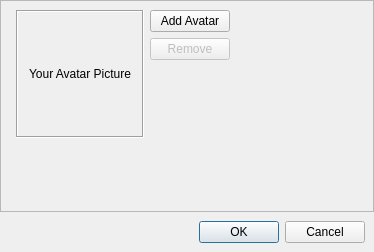
The window that retroshare-gui/src/gui/common/AvatarDialog.ui (RetroShare/RetroShare) describes before a commit, drawn with Qt 5.
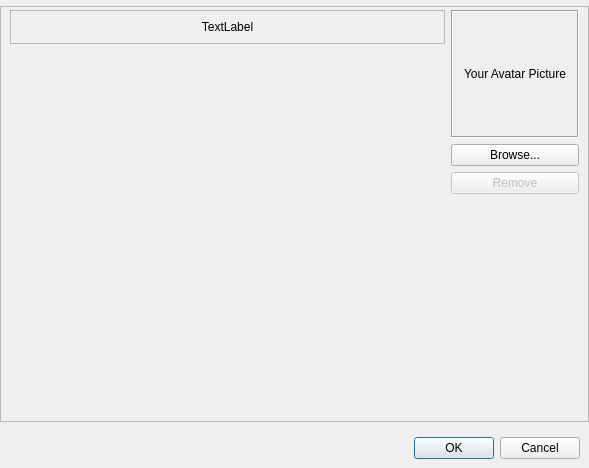
The same window after the commit. Custom widgets are drawn as their Qt base class.

Commit message:
Added Stickers to load in Avatars Dialog to use a Avatar
* Added function to load stickers in Avatars Dialog to use a Avatars
* Added ZoomableLabel with crop image feature from PR #2236

Diff of the .ui file:
```diff
--- a/retroshare-gui/src/gui/common/AvatarDialog.ui
+++ b/retroshare-gui/src/gui/common/AvatarDialog.ui
@@ -6,21 +6,27 @@
    <rect>
     <x>0</x>
     <y>0</y>
-    <width>374</width>
-    <height>252</height>
+    <width>589</width>
+    <height>468</height>
    </rect>
   </property>
   <property name="windowTitle">
    <string>Change Avatar</string>
   </property>
-  <layout class="QVBoxLayout" name="verticalLayout_3">
-   <property name="spacing">
+  <layout class="QGridLayout" name="gridLayout_2">
+   <property name="leftMargin">
     <number>0</number>
    </property>
-   <property name="margin">
+   <property name="topMargin">
     <number>0</number>
    </property>
-   <item>
+   <property name="rightMargin">
+    <number>0</number>
+   </property>
+   <property name="bottomMargin">
+    <number>0</number>
+   </property>
+   <item row="0" column="0">
     <widget class="HeaderFrame" name="headerFrame">
      <property name="frameShape">
       <enum>QFrame::StyledPanel</enum>
@@ -30,7 +36,7 @@
      </property>
     </widget>
    </item>
-   <item>
+   <item row="1" column="0">
     <widget class="QFrame" name="frame">
      <property name="frameShape">
       <enum>QFrame::StyledPanel</enum>
@@ -39,10 +45,16 @@
       <enum>QFrame::Raised</enum>
      </property>
      <layout class="QGridLayout" name="gridLayout">
-      <item row="0" column="1">
-       <layout class="QHBoxLayout" name="horizontalLayout">
+      <property name="topMargin">
+       <number>3</number>
+      </property>
+      <property name="bottomMargin">
+       <number>0</number>
+      </property>
+      <item row="0" column="1" rowspan="2">
+       <layout class="QVBoxLayout" name="verticalLayout">
         <item>
-         <widget class="QLabel" name="avatarLabel">
+         <widget class="ZoomableLabel" name="avatarLabel">
           <property name="minimumSize">
            <size>
             <width>128</width>
@@ -70,11 +82,9 @@
          </widget>
         </item>
         <item>
-         <layout class="QVBoxLayout" name="verticalLayout">
-          <item>
            <widget class="QPushButton" name="avatarButton">
             <property name="text">
-             <string>Add Avatar</string>
+           <string>Browse...</string>
             </property>
            </widget>
           </item>
@@ -103,38 +113,42 @@
           </item>
          </layout>
         </item>
-       </layout>
-      </item>
-      <item row="0" column="2">
-       <spacer name="horizontalSpacer_3">
-        <property name="orientation">
-         <enum>Qt::Horizontal</enum>
+      <item row="0" column="0">
+       <widget class="QFrame" name="infoframe">
+        <property name="frameShape">
+         <enum>QFrame::StyledPanel</enum>
         </property>
-        <property name="sizeHint" stdset="0">
-         <size>
-          <width>61</width>
-          <height>98</height>
-         </size>
+        <property name="frameShadow">
+         <enum>QFrame::Raised</enum>
         </property>
-       </spacer>
-      </item>
-      <item row="1" column="0" colspan="3">
-       <spacer name="verticalSpacer">
-        <property name="orientation">
-         <enum>Qt::Vertical</enum>
-        </property>
-        <property name="sizeHint" stdset="0">
-         <size>
-          <width>218</width>
-          <height>88</height>
-         </size>
-        </property>
-       </spacer>
+        <layout class="QGridLayout" name="gridLayout_3">
+         <item row="0" column="0">
+          <widget class="QLabel" name="nostickersLabel">
+           <property name="text">
+            <string>TextLabel</string>
+           </property>
+           <property name="alignment">
+            <set>Qt::AlignCenter</set>
+           </property>
+          </widget>
       </item>
      </layout>
     </widget>
    </item>
-   <item>
+      <item row="1" column="0">
+       <widget class="QWidget" name="avatarWidget" native="true">
+        <property name="sizePolicy">
+         <sizepolicy hsizetype="Expanding" vsizetype="Expanding">
+          <horstretch>0</horstretch>
+          <verstretch>0</verstretch>
+         </sizepolicy>
+        </property>
+       </widget>
+      </item>
+     </layout>
+    </widget>
+   </item>
+   <item row="2" column="0">
     <layout class="QHBoxLayout" name="horizontalLayout_2">
      <property name="margin">
       <number>9</number>
@@ -175,6 +189,11 @@
    <header>gui/common/HeaderFrame.h</header>
    <container>1</container>
   </customwidget>
+  <customwidget>
+   <class>ZoomableLabel</class>
+   <extends>QLabel</extends>
+   <header>gui/gxschannels/GxsChannelPostThumbnail.h</header>
+  </customwidget>
  </customwidgets>
  <resources>
   <include location="../images.qrc"/>
```
Left out of the diff: 11 changed lines with no effect on the pictures. Lines whose indentation alone changed are shown as unchanged. The commit also changes 2 other files.
